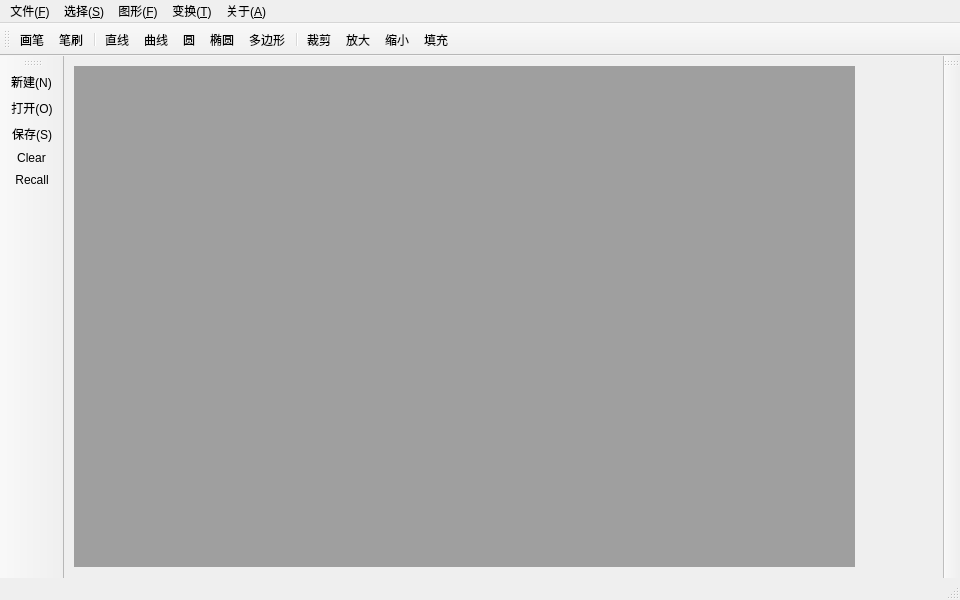
The window that mainwindow.ui (Tsunaou/GraphicsYoung) describes before a commit, drawn with Qt 5.
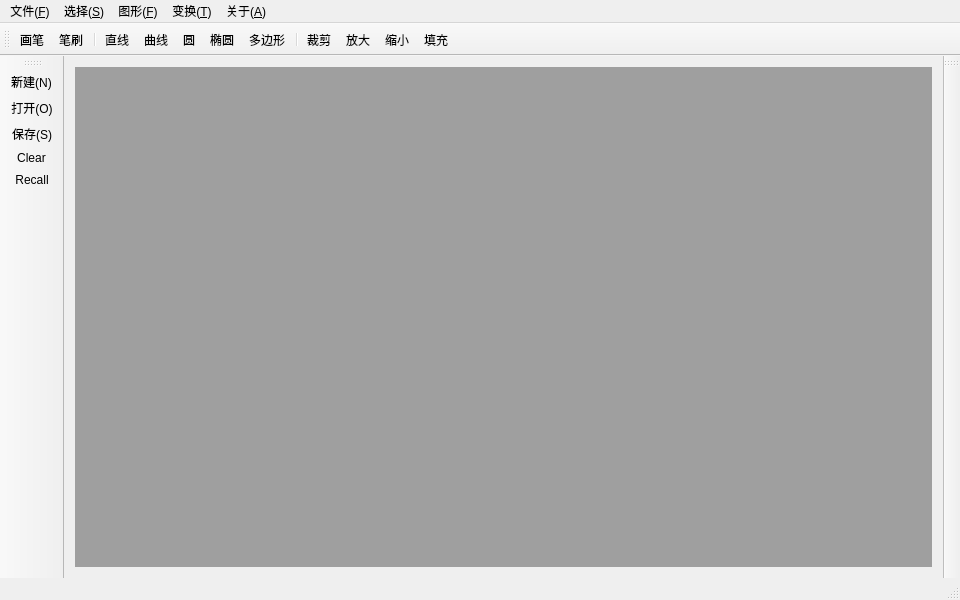
The same window after the commit. Icons and pictures are not drawn.

```diff
--- a/mainwindow.ui
+++ b/mainwindow.ui
@@ -20,16 +20,11 @@
    <enum>QTabWidget::Rounded</enum>
   </property>
   <widget class="QWidget" name="centralWidget">
-   <widget class="QMdiArea" name="mdiArea">
-    <property name="geometry">
-     <rect>
-      <x>10</x>
-      <y>10</y>
-      <width>781</width>
-      <height>501</height>
-     </rect>
-    </property>
-   </widget>
+   <layout class="QGridLayout" name="gridLayout">
+    <item row="0" column="0">
+     <widget class="QMdiArea" name="mdiArea"/>
+    </item>
+   </layout>
   </widget>
   <widget class="QMenuBar" name="menuBar">
    <property name="geometry">
```
